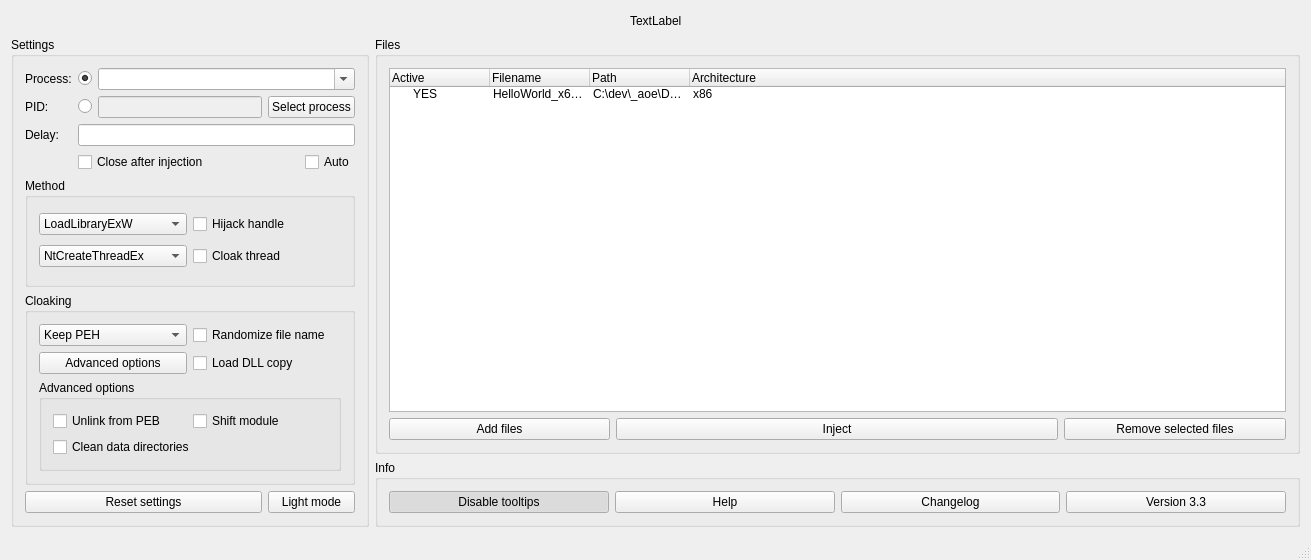
Old version of the form _gui_injector/GuiMain.ui in the repository ibrahim-elsakka/_gui_injector.
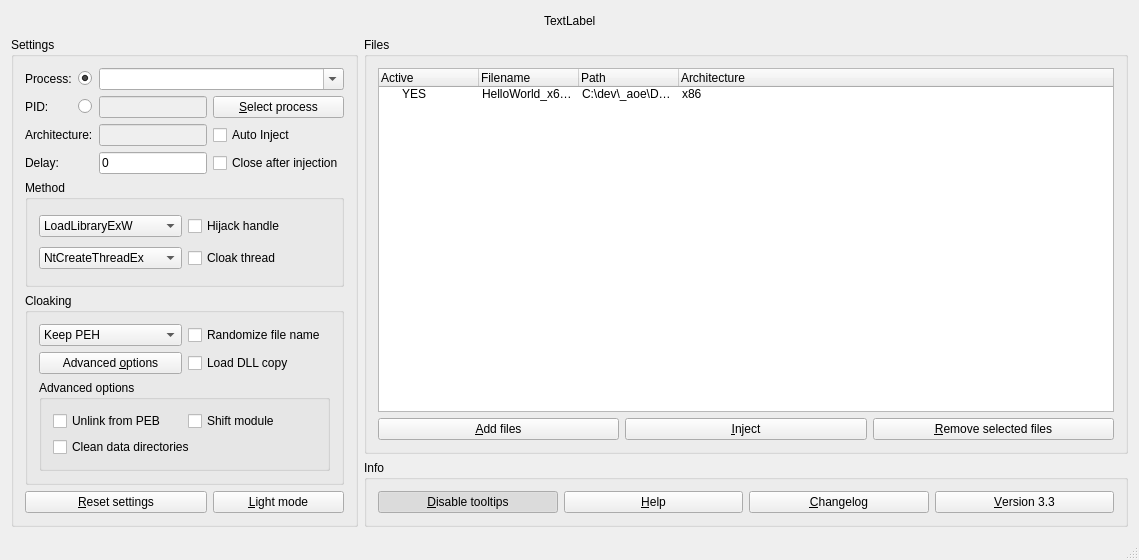
New version of the form. Icons and pictures are not drawn.

Commit message: add hotkeys, save more settings, recode and bugfixs

Diff of the .ui file:
```diff
--- a/_gui_injector/GuiMain.ui
+++ b/_gui_injector/GuiMain.ui
@@ -6,7 +6,7 @@
    <rect>
     <x>0</x>
     <y>0</y>
-    <width>1311</width>
+    <width>1139</width>
     <height>560</height>
    </rect>
   </property>
@@ -18,7 +18,7 @@
     <normaloff>:/GuiMain/GH Icon.ico</normaloff>:/GuiMain/GH Icon.ico</iconset>
   </property>
   <widget class="QWidget" name="centralWidget">
-   <layout class="QGridLayout" name="gridLayout_8">
+   <layout class="QGridLayout" name="gridLayout_5">
     <item row="0" column="0" colspan="2">
      <layout class="QGridLayout" name="grid_img">
       <item row="0" column="0">
@@ -56,11 +56,17 @@
       </item>
      </layout>
     </item>
-    <item row="1" column="0">
+    <item row="1" column="0" rowspan="2">
      <widget class="QGroupBox" name="grp_settings">
+      <property name="sizePolicy">
+       <sizepolicy hsizetype="MinimumExpanding" vsizetype="MinimumExpanding">
+        <horstretch>0</horstretch>
+        <verstretch>0</verstretch>
+       </sizepolicy>
+      </property>
       <property name="maximumSize">
        <size>
-        <width>400</width>
+        <width>500</width>
         <height>16777215</height>
        </size>
       </property>
@@ -68,27 +74,236 @@
        <string>Settings</string>
       </property>
       <layout class="QGridLayout" name="gridLayout_4">
-       <property name="sizeConstraint">
-        <enum>QLayout::SetMinimumSize</enum>
-       </property>
-       <item row="1" column="3" colspan="2">
+       <item row="0" column="0">
+        <widget class="QLabel" name="lbl_proc">
+         <property name="toolTip">
+          <string>&lt;html&gt;&lt;head/&gt;&lt;body&gt;&lt;p&gt;Select the target process by it's executable name (not unique).&lt;/p&gt;&lt;/body&gt;&lt;/html&gt;</string>
+         </property>
+         <property name="text">
+          <string>Process:</string>
+         </property>
+         <property name="buddy">
+          <cstring>rb_proc</cstring>
+         </property>
+        </widget>
+       </item>
+       <item row="0" column="1">
+        <widget class="QRadioButton" name="rb_proc">
+         <property name="toolTip">
+          <string>&lt;html&gt;&lt;head/&gt;&lt;body&gt;&lt;p&gt;Select the target process by it's executable name (not unique).&lt;/p&gt;&lt;/body&gt;&lt;/html&gt;</string>
+         </property>
+         <property name="text">
+          <string/>
+         </property>
+         <property name="checked">
+          <bool>true</bool>
+         </property>
+        </widget>
+       </item>
+       <item row="0" column="2" colspan="2">
+        <widget class="QComboBox" name="cmb_proc">
+         <property name="editable">
+          <bool>true</bool>
+         </property>
+        </widget>
+       </item>
+       <item row="1" column="0">
+        <widget class="QLabel" name="lbl_pid">
+         <property name="toolTip">
+          <string>&lt;html&gt;&lt;head/&gt;&lt;body&gt;&lt;p&gt;Select the target process by it's identifier (unique but changes when the process restarts).&lt;/p&gt;&lt;/body&gt;&lt;/html&gt;</string>
+         </property>
+         <property name="text">
+          <string>PID:</string>
+         </property>
+         <property name="buddy">
+          <cstring>rb_pid</cstring>
+         </property>
+        </widget>
+       </item>
+       <item row="1" column="1">
+        <widget class="QRadioButton" name="rb_pid">
+         <property name="toolTip">
+          <string>&lt;html&gt;&lt;head/&gt;&lt;body&gt;&lt;p&gt;Select the target process by it's identifier (unique but changes when the process restarts).&lt;/p&gt;&lt;/body&gt;&lt;/html&gt;</string>
+         </property>
+         <property name="text">
+          <string/>
+         </property>
+        </widget>
+       </item>
+       <item row="1" column="2">
+        <widget class="QLineEdit" name="txt_pid">
+         <property name="enabled">
+          <bool>false</bool>
+         </property>
+         <property name="sizePolicy">
+          <sizepolicy hsizetype="Minimum" vsizetype="Fixed">
+           <horstretch>0</horstretch>
+           <verstretch>0</verstretch>
+          </sizepolicy>
+         </property>
+        </widget>
+       </item>
+       <item row="1" column="3">
         <widget class="QPushButton" name="btn_proc">
          <property name="toolTip">
           <string>&lt;html&gt;&lt;head/&gt;&lt;body&gt;&lt;p&gt;Select a process using the ProcessList™.&lt;/p&gt;&lt;/body&gt;&lt;/html&gt;</string>
          </property>
          <property name="text">
-          <string>Select process</string>
+          <string>&amp;Select process</string>
          </property>
         </widget>
        </item>
-       <item row="2" column="1" colspan="4">
+       <item row="2" column="0" colspan="2">
+        <widget class="QLabel" name="lbl_arch">
+         <property name="text">
+          <string>Architecture:</string>
+         </property>
+        </widget>
+       </item>
+       <item row="2" column="2">
+        <widget class="QLineEdit" name="txt_arch">
+         <property name="enabled">
+          <bool>false</bool>
+         </property>
+         <property name="sizePolicy">
+          <sizepolicy hsizetype="Minimum" vsizetype="Fixed">
+           <horstretch>0</horstretch>
+           <verstretch>0</verstretch>
+          </sizepolicy>
+         </property>
+        </widget>
+       </item>
+       <item row="2" column="3">
+        <widget class="QCheckBox" name="cb_auto">
+         <property name="toolTip">
+          <string>&lt;html&gt;&lt;head/&gt;&lt;body&gt;&lt;p&gt;If the injector finds the target process, it automatically injects the checkmarked dll(s).&lt;/p&gt;&lt;/body&gt;&lt;/html&gt;</string>
+         </property>
+         <property name="text">
+          <string>Auto Inject</string>
+         </property>
+        </widget>
+       </item>
+       <item row="3" column="0" colspan="2">
+        <widget class="QLabel" name="lbl_delay">
+         <property name="toolTip">
+          <string>&lt;html&gt;&lt;head/&gt;&lt;body&gt;&lt;p&gt;Delays the injection (in ms).&lt;/p&gt;&lt;/body&gt;&lt;/html&gt;</string>
+         </property>
+         <property name="text">
+          <string>Delay:</string>
+         </property>
+         <property name="buddy">
+          <cstring>txt_delay</cstring>
+         </property>
+        </widget>
+       </item>
+       <item row="3" column="2">
         <widget class="QLineEdit" name="txt_delay">
+         <property name="sizePolicy">
+          <sizepolicy hsizetype="Minimum" vsizetype="Fixed">
+           <horstretch>0</horstretch>
+           <verstretch>0</verstretch>
+          </sizepolicy>
+         </property>
          <property name="toolTip">
           <string>&lt;html&gt;&lt;head/&gt;&lt;body&gt;&lt;p&gt;&lt;br/&gt;&lt;/p&gt;&lt;/body&gt;&lt;/html&gt;</string>
          </property>
+         <property name="text">
+          <string>0</string>
+         </property>
         </widget>
        </item>
-       <item row="5" column="0" colspan="5">
+       <item row="3" column="3">
+        <widget class="QCheckBox" name="cb_close">
+         <property name="toolTip">
+          <string>&lt;html&gt;&lt;head/&gt;&lt;body&gt;&lt;p&gt;The injector automatically closes after injecting the checkmarked dll(s).&lt;/p&gt;&lt;/body&gt;&lt;/html&gt;</string>
+         </property>
+         <property name="text">
+          <string>Close after injection</string>
+         </property>
+        </widget>
+       </item>
+       <item row="4" column="0" colspan="4">
+        <widget class="QGroupBox" name="grp_method">
+         <property name="title">
+          <string>Method</string>
+         </property>
+         <layout class="QGridLayout" name="gridLayout">
+          <item row="0" column="0">
+           <widget class="QComboBox" name="cmb_load">
+            <property name="toolTip">
+             <string>&lt;html&gt;&lt;head/&gt;&lt;body&gt;&lt;p&gt;LoadLibraryExW is the default injection method which simply uses LoadLibraryExW.&lt;/p&gt;&lt;/body&gt;&lt;/html&gt;</string>
+            </property>
+            <property name="whatsThis">
+             <string>&lt;html&gt;&lt;head/&gt;&lt;body&gt;&lt;p&gt;&lt;br/&gt;&lt;/p&gt;&lt;/body&gt;&lt;/html&gt;</string>
+            </property>
+            <item>
+             <property name="text">
+              <string>LoadLibraryExW</string>
+             </property>
+            </item>
+            <item>
+             <property name="text">
+              <string>LdrLoadDll</string>
+             </property>
+            </item>
+            <item>
+             <property name="text">
+              <string>ManualMap</string>
+             </property>
+            </item>
+           </widget>
+          </item>
+          <item row="0" column="1">
+           <widget class="QCheckBox" name="cb_hijack">
+            <property name="toolTip">
+             <string>&lt;html&gt;&lt;head/&gt;&lt;body&gt;&lt;p&gt;Hijacks a handle from another process.&lt;/p&gt;&lt;/body&gt;&lt;/html&gt;</string>
+            </property>
+            <property name="text">
+             <string>Hijack handle</string>
+            </property>
+           </widget>
+          </item>
+          <item row="1" column="0">
+           <widget class="QComboBox" name="cmb_create">
+            <property name="toolTip">
+             <string>&lt;html&gt;&lt;head/&gt;&lt;body&gt;&lt;p&gt;NtCreateThreadEx: Creates a simple remote thread to load the dll(s).&lt;/p&gt;&lt;/body&gt;&lt;/html&gt;</string>
+            </property>
+            <item>
+             <property name="text">
+              <string>NtCreateThreadEx</string>
+             </property>
+            </item>
+            <item>
+             <property name="text">
+              <string>Thread Hijacking</string>
+             </property>
+            </item>
+            <item>
+             <property name="text">
+              <string>SetWindowsHookEx</string>
+             </property>
+            </item>
+            <item>
+             <property name="text">
+              <string>QueueUserAPC</string>
+             </property>
+            </item>
+           </widget>
+          </item>
+          <item row="1" column="1">
+           <widget class="QCheckBox" name="cb_clock">
+            <property name="toolTip">
+             <string>&lt;html&gt;&lt;head/&gt;&lt;body&gt;&lt;p&gt;Attempts to hide the thread from debuggers, fakes the startaddress and disables thread attach/detach calls.&lt;/p&gt;&lt;/body&gt;&lt;/html&gt;</string>
+            </property>
+            <property name="text">
+             <string>Cloak thread</string>
+            </property>
+           </widget>
+          </item>
+         </layout>
+        </widget>
+       </item>
+       <item row="5" column="0" colspan="4">
         <widget class="QGroupBox" name="grp_cloak">
          <property name="title">
           <string>Cloaking</string>
@@ -132,7 +347,7 @@
              <string>&lt;html&gt;&lt;head/&gt;&lt;body&gt;&lt;p&gt;Click to configure advanced cloaking options.&lt;/p&gt;&lt;/body&gt;&lt;/html&gt;</string>
             </property>
             <property name="text">
-             <string>Advanced options</string>
+             <string>Advanced &amp;options</string>
             </property>
             <property name="checkable">
              <bool>true</bool>
@@ -197,225 +412,39 @@
          </layout>
         </widget>
        </item>
-       <item row="0" column="2" colspan="3">
-        <widget class="QComboBox" name="cmb_proc">
-         <property name="editable">
+       <item row="6" column="3">
+        <widget class="QPushButton" name="btn_light">
+         <property name="text">
+          <string>&amp;Light mode</string>
+         </property>
+         <property name="checkable">
           <bool>true</bool>
          </property>
         </widget>
        </item>
-       <item row="3" column="1" colspan="3">
-        <widget class="QCheckBox" name="cb_close">
-         <property name="toolTip">
-          <string>&lt;html&gt;&lt;head/&gt;&lt;body&gt;&lt;p&gt;The injector automatically closes after injecting the checkmarked dll(s).&lt;/p&gt;&lt;/body&gt;&lt;/html&gt;</string>
-         </property>
-         <property name="text">
-          <string>Close after injection</string>
-         </property>
-        </widget>
-       </item>
-       <item row="1" column="0">
-        <widget class="QLabel" name="lbl_pid">
-         <property name="toolTip">
-          <string>&lt;html&gt;&lt;head/&gt;&lt;body&gt;&lt;p&gt;Select the target process by it's identifier (unique but changes when the process restarts).&lt;/p&gt;&lt;/body&gt;&lt;/html&gt;</string>
-         </property>
-         <property name="text">
-          <string>PID:</string>
-         </property>
-         <property name="buddy">
-          <cstring>rb_pid</cstring>
-         </property>
-        </widget>
-       </item>
        <item row="6" column="0" colspan="3">
         <widget class="QPushButton" name="btn_reset">
          <property name="text">
-          <string>Reset settings</string>
+          <string>&amp;Reset settings</string>
          </property>
         </widget>
        </item>
-       <item row="0" column="1">
-        <widget class="QRadioButton" name="rb_proc">
-         <property name="toolTip">
-          <string>&lt;html&gt;&lt;head/&gt;&lt;body&gt;&lt;p&gt;Select the target process by it's executable name (not unique).&lt;/p&gt;&lt;/body&gt;&lt;/html&gt;</string>
-         </property>
-         <property name="text">
-          <string/>
-         </property>
-         <property name="checked">
-          <bool>true</bool>
-         </property>
-        </widget>
-       </item>
-       <item row="6" column="3" colspan="2">
-        <widget class="QPushButton" name="btn_light">
-         <property name="text">
-          <string>Light mode</string>
-         </property>
-         <property name="checkable">
-          <bool>true</bool>
-         </property>
-        </widget>
-       </item>
-       <item row="1" column="1">
-        <widget class="QRadioButton" name="rb_pid">
-         <property name="toolTip">
-          <string>&lt;html&gt;&lt;head/&gt;&lt;body&gt;&lt;p&gt;Select the target process by it's identifier (unique but changes when the process restarts).&lt;/p&gt;&lt;/body&gt;&lt;/html&gt;</string>
-         </property>
-         <property name="text">
-          <string/>
-         </property>
-        </widget>
-       </item>
-       <item row="3" column="4">
-        <widget class="QCheckBox" name="cb_auto">
-         <property name="toolTip">
-          <string>&lt;html&gt;&lt;head/&gt;&lt;body&gt;&lt;p&gt;If the injector finds the target process, it automatically injects the checkmarked dll(s).&lt;/p&gt;&lt;/body&gt;&lt;/html&gt;</string>
-         </property>
-         <property name="text">
-          <string>Auto</string>
-         </property>
-        </widget>
-       </item>
-       <item row="4" column="0" colspan="5">
-        <widget class="QGroupBox" name="grp_method">
-         <property name="title">
-          <string>Method</string>
-         </property>
-         <layout class="QGridLayout" name="gridLayout">
-          <item row="0" column="0">
-           <widget class="QComboBox" name="cmb_load">
-            <property name="toolTip">
-             <string>&lt;html&gt;&lt;head/&gt;&lt;body&gt;&lt;p&gt;LoadLibraryExW is the default injection method which simply uses LoadLibraryExW.&lt;/p&gt;&lt;/body&gt;&lt;/html&gt;</string>
-            </property>
-            <property name="whatsThis">
-             <string>&lt;html&gt;&lt;head/&gt;&lt;body&gt;&lt;p&gt;&lt;br/&gt;&lt;/p&gt;&lt;/body&gt;&lt;/html&gt;</string>
-            </property>
-            <item>
-             <property name="text">
-              <string>LoadLibraryExW</string>
-             </property>
-            </item>
-            <item>
-             <property name="text">
-              <string>LdrLoadDll</string>
-             </property>
-            </item>
-            <item>
-             <property name="text">
-              <string>ManualMap</string>
-             </property>
-            </item>
-           </widget>
-          </item>
-          <item row="0" column="1">
-           <widget class="QCheckBox" name="cb_hijack">
-            <property name="toolTip">
-             <string>&lt;html&gt;&lt;head/&gt;&lt;body&gt;&lt;p&gt;Hijacks a handle from another process.&lt;/p&gt;&lt;/body&gt;&lt;/html&gt;</string>
-            </property>
-            <property name="text">
-             <string>Hijack handle</string>
-            </property>
-           </widget>
-          </item>
-          <item row="1" column="0">
-           <widget class="QComboBox" name="cmb_create">
-            <property name="toolTip">
-             <string>&lt;html&gt;&lt;head/&gt;&lt;body&gt;&lt;p&gt;NtCreateThreadEx: Creates a simple remote thread to load the dll(s).&lt;/p&gt;&lt;/body&gt;&lt;/html&gt;</string>
-            </property>
-            <item>
-             <property name="text">
-              <string>NtCreateThreadEx</string>
-             </property>
-            </item>
-            <item>
-             <property name="text">
-              <string>Thread Hijacking</string>
-             </property>
-            </item>
-            <item>
-             <property name="text">
-              <string>SetWindowsHookEx</string>
-             </property>
-            </item>
-            <item>
-             <property name="text">
-              <string>QueueUserAPC</string>
-             </property>
-            </item>
-           </widget>
-          </item>
-          <item row="1" column="1">
-           <widget class="QCheckBox" name="cb_clock">
-            <property name="toolTip">
-             <string>&lt;html&gt;&lt;head/&gt;&lt;body&gt;&lt;p&gt;Attempts to hide the thread from debuggers, fakes the startaddress and disables thread attach/detach calls.&lt;/p&gt;&lt;/body&gt;&lt;/html&gt;</string>
-            </property>
-            <property name="text">
-             <string>Cloak thread</string>
-            </property>
-           </widget>
-          </item>
          </layout>
         </widget>
        </item>
-       <item row="1" column="2">
-        <widget class="QLineEdit" name="txt_pid">
-         <property name="enabled">
-          <bool>false</bool>
-         </property>
-        </widget>
-       </item>
-       <item row="0" column="0">
-        <widget class="QLabel" name="lbl_proc">
-         <property name="toolTip">
-          <string>&lt;html&gt;&lt;head/&gt;&lt;body&gt;&lt;p&gt;Select the target process by it's executable name (not unique).&lt;/p&gt;&lt;/body&gt;&lt;/html&gt;</string>
-         </property>
-         <property name="text">
-          <string>Process:</string>
-         </property>
-         <property name="buddy">
-          <cstring>rb_proc</cstring>
-         </property>
-        </widget>
-       </item>
-       <item row="2" column="0">
-        <widget class="QLabel" name="lbl_delay">
-         <property name="toolTip">
-          <string>&lt;html&gt;&lt;head/&gt;&lt;body&gt;&lt;p&gt;Delays the injection (in ms).&lt;/p&gt;&lt;/body&gt;&lt;/html&gt;</string>
-         </property>
-         <property name="text">
-          <string>Delay:</string>
-         </property>
-         <property name="buddy">
-          <cstring>txt_delay</cstring>
-         </property>
-        </widget>
-       </item>
-      </layout>
-     </widget>
-    </item>
     <item row="1" column="1">
-     <layout class="QGridLayout" name="gridLayout_7">
-      <item row="0" column="0">
        <widget class="QGroupBox" name="grp_files">
+      <property name="sizePolicy">
+       <sizepolicy hsizetype="Preferred" vsizetype="Preferred">
+        <horstretch>1</horstretch>
+        <verstretch>1</verstretch>
+       </sizepolicy>
+      </property>
         <property name="title">
          <string>Files</string>
         </property>
         <layout class="QGridLayout" name="gridLayout_6">
-         <property name="sizeConstraint">
-          <enum>QLayout::SetMaximumSize</enum>
-         </property>
-         <item row="1" column="3">
-          <widget class="QPushButton" name="btn_remove">
-           <property name="toolTip">
-            <string>&lt;html&gt;&lt;head/&gt;&lt;body&gt;&lt;p&gt;Remove highlighted entries from the list.&lt;/p&gt;&lt;/body&gt;&lt;/html&gt;</string>
-           </property>
-           <property name="text">
-            <string>Remove selected files</string>
-           </property>
-          </widget>
-         </item>
-         <item row="0" column="0" colspan="4">
+       <item row="0" column="0" colspan="3">
           <widget class="QTreeWidget" name="tree_files">
            <property name="enabled">
             <bool>true</bool>
@@ -480,42 +509,58 @@
            </item>
           </widget>
          </item>
-         <item row="1" column="1" colspan="2">
-          <widget class="QPushButton" name="btn_inject">
-           <property name="toolTip">
-            <string>&lt;html&gt;&lt;head/&gt;&lt;body&gt;&lt;p&gt;Inject checkmarked dll(s) into the selected process.&lt;/p&gt;&lt;/body&gt;&lt;/html&gt;</string>
-           </property>
-           <property name="text">
-            <string>Inject</string>
-           </property>
-          </widget>
-         </item>
          <item row="1" column="0">
           <widget class="QPushButton" name="btn_add">
            <property name="toolTip">
             <string>&lt;html&gt;&lt;head/&gt;&lt;body&gt;&lt;p&gt;Select files from disk to add them to the list or drag &amp;amp; drop them into the listview above.&lt;/p&gt;&lt;/body&gt;&lt;/html&gt;</string>
            </property>
            <property name="text">
-            <string>Add files</string>
+          <string>&amp;Add files</string>
+         </property>
+        </widget>
+       </item>
+       <item row="1" column="2">
+        <widget class="QPushButton" name="btn_remove">
+         <property name="toolTip">
+          <string>&lt;html&gt;&lt;head/&gt;&lt;body&gt;&lt;p&gt;Remove highlighted entries from the list.&lt;/p&gt;&lt;/body&gt;&lt;/html&gt;</string>
+         </property>
+         <property name="text">
+          <string>&amp;Remove selected files</string>
+         </property>
+        </widget>
+       </item>
+       <item row="1" column="1">
+        <widget class="QPushButton" name="btn_inject">
+         <property name="toolTip">
+          <string>&lt;html&gt;&lt;head/&gt;&lt;body&gt;&lt;p&gt;Inject checkmarked dll(s) into the selected process.&lt;/p&gt;&lt;/body&gt;&lt;/html&gt;</string>
+         </property>
+         <property name="text">
+          <string>&amp;Inject</string>
            </property>
           </widget>
          </item>
         </layout>
        </widget>
       </item>
-      <item row="1" column="0">
+    <item row="2" column="1">
        <widget class="QGroupBox" name="grp_info">
+      <property name="sizePolicy">
+       <sizepolicy hsizetype="Preferred" vsizetype="Preferred">
+        <horstretch>1</horstretch>
+        <verstretch>0</verstretch>
+       </sizepolicy>
+      </property>
         <property name="title">
          <string>Info</string>
         </property>
-        <layout class="QGridLayout" name="gridLayout_5">
+      <layout class="QGridLayout" name="gridLayout_7">
          <item row="0" column="0">
           <widget class="QPushButton" name="btn_tooltip">
            <property name="toolTip">
             <string>&lt;html&gt;&lt;head/&gt;&lt;body&gt;&lt;p&gt;You won't have to see this again.&lt;/p&gt;&lt;/body&gt;&lt;/html&gt;</string>
            </property>
            <property name="text">
-            <string>Disable tooltips</string>
+          <string>&amp;Disable tooltips</string>
            </property>
            <property name="checkable">
             <bool>true</bool>
@@ -531,7 +576,7 @@
             <string>&lt;html&gt;&lt;head/&gt;&lt;body&gt;&lt;p&gt;Open the release thread (guidedhacking.com/ghinjector) for support.&lt;/p&gt;&lt;/body&gt;&lt;/html&gt;</string>
            </property>
            <property name="text">
-            <string>Help</string>
+          <string>&amp;Help</string>
            </property>
           </widget>
          </item>
@@ -541,7 +586,7 @@
             <string>&lt;html&gt;&lt;head/&gt;&lt;body&gt;&lt;p&gt;Open the changelog on pastebin.&lt;/p&gt;&lt;/body&gt;&lt;/html&gt;</string>
            </property>
            <property name="text">
-            <string>Changelog</string>
+          <string>&amp;Changelog</string>
            </property>
           </widget>
          </item>
@@ -551,14 +596,12 @@
             <bool>true</bool>
            </property>
            <property name="text">
-            <string>Version 3.3</string>
+          <string>&amp;Version 3.3</string>
            </property>
           </widget>
          </item>
         </layout>
        </widget>
-      </item>
-     </layout>
     </item>
    </layout>
   </widget>
```
Lines whose indentation alone changed are shown as unchanged. The commit also changes 13 other files.
